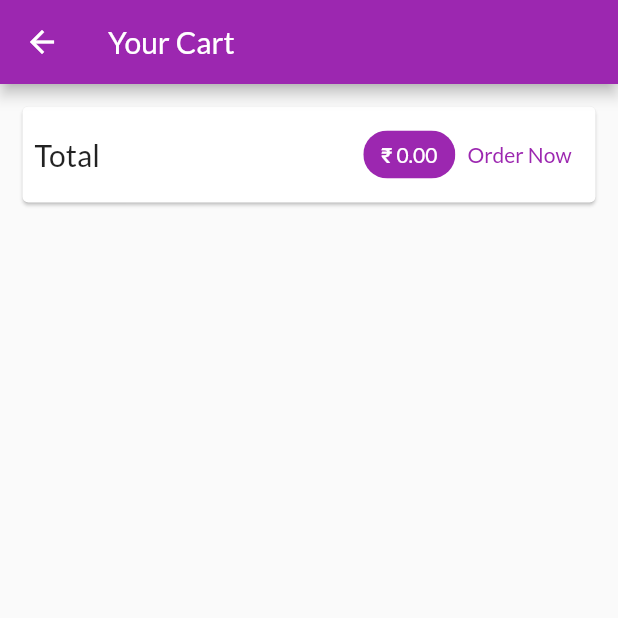
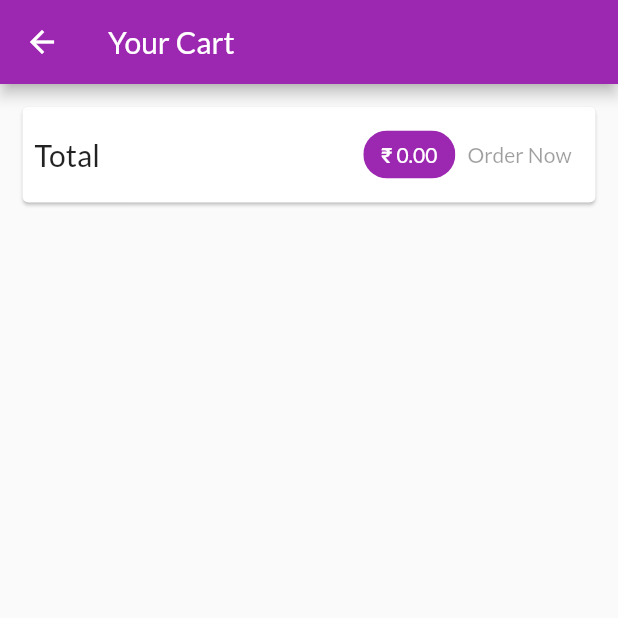
Before and after one commit to soorajsomans/ShoppingApp, a Flutter app: the CartScreen screen opened by its route, on a phone screen of 412 x 824 dp, the top half of it. Run offline on Flutter 3.47's test engine with Material 2 defaults, Android fonts, the phone set to English and light mode, and no system bars; network calls fail.

Commit message:
Order Product Added

```diff
--- a/lib/screens/cart_screen.dart
+++ b/lib/screens/cart_screen.dart
@@ -35,16 +35,7 @@ class CartScreen extends StatelessWidget {
                         )),
                     backgroundColor: Theme.of(context).primaryColor,
                   ),
-                  TextButton(
-                    onPressed: () {
-                      Provider.of<Orders>(context, listen: false).addOrder(
-                          cart.items.values.toList(), cart.totalAmount);
-                      cart.clear();
-                    },
-                    child: Text('Order Now'),
-                    style: TextButton.styleFrom(
-                        primary: Theme.of(context).primaryColor),
-                  )
+                  OrderButton(cart: cart)
                 ],
               ),
             ),
@@ -68,3 +59,40 @@ class CartScreen extends StatelessWidget {
     );
   }
 }
+
+class OrderButton extends StatefulWidget {
+  const OrderButton({
+    Key key,
+    @required this.cart,
+  }) : super(key: key);
+
+  final Cart cart;
+
+  @override
+  _OrderButtonState createState() => _OrderButtonState();
+}
+
+class _OrderButtonState extends State<OrderButton> {
+  var _isLoading = false;
+  @override
+  Widget build(BuildContext context) {
+    return TextButton(
+      onPressed: (widget.cart.totalAmount <= 0 || _isLoading)
+          ? null
+          : () async {
+              setState(() {
+                _isLoading = true;
+              });
+              await Provider.of<Orders>(context, listen: false).addOrder(
+                  widget.cart.items.values.toList(), widget.cart.totalAmount);
+              setState(() {
+                _isLoading = false;
+              });
+
+              widget.cart.clear();
+            },
+      child: _isLoading ? CircularProgressIndicator() : Text('Order Now'),
+      style: TextButton.styleFrom(primary: Theme.of(context).primaryColor),
+    );
+  }
+}
```
Also changed, not shown: lib/providers/orders.dart (+22 -3 lines), lib/providers/product.dart (+23 -1 lines).
